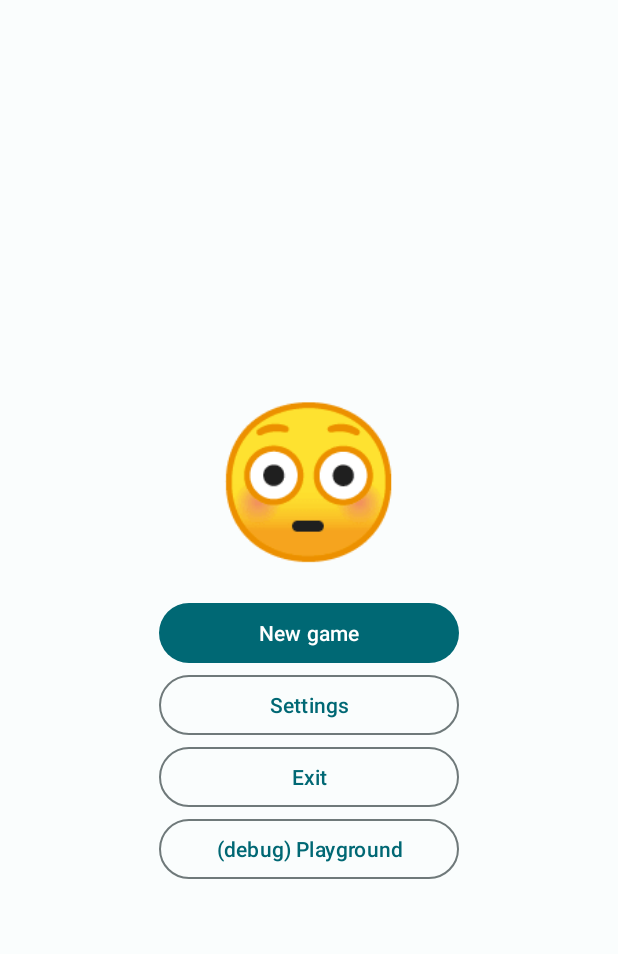
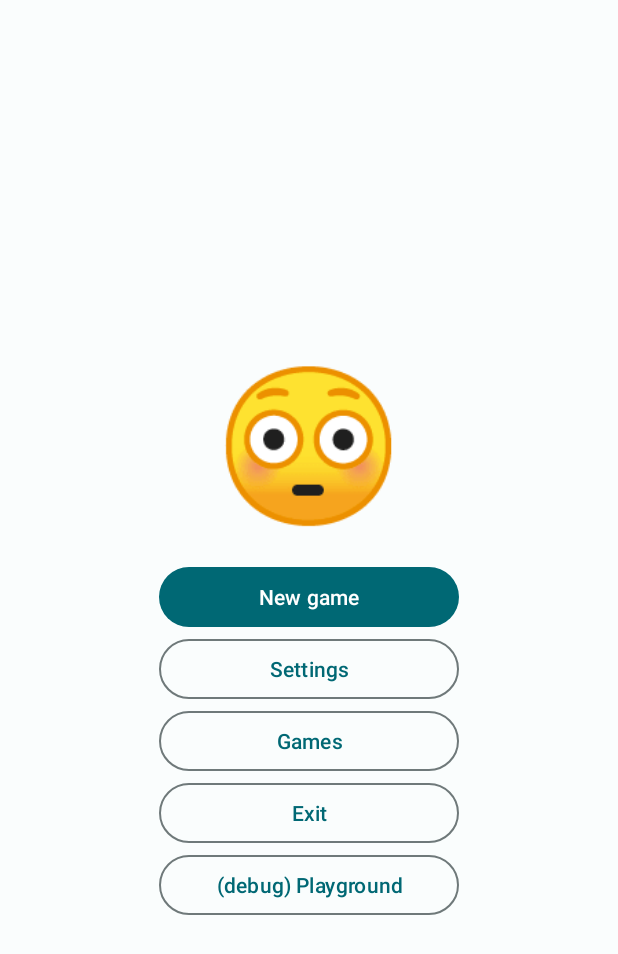
Before and after one commit to idutvuk/GoMaf, an Android app: the screen it shows after launch (MainActivity), on a phone screen of 412 x 824 dp. Shown: the top 954 px of the screen. Run offline under Robolectric (Android 15) with nearby library versions, the phone set to English and light mode, and no system bars.

Commit message:
Games Viewer Fragment, test contents created

```diff
--- a/app/build.gradle.kts
+++ b/app/build.gradle.kts
@@ -54,6 +54,7 @@ dependencies {
     implementation(libs.legacy.support.v4)
     implementation(libs.lifecycle.livedata.ktx)
     implementation(libs.lifecycle.viewmodel.ktx)
+    implementation(libs.recyclerview)
     testImplementation(libs.junit)
     androidTestImplementation(libs.androidx.test.ext.junit)
     androidTestImplementation(libs.espresso.core)
--- a/app/src/main/java/com/idutvuk/go_maf/ui/mainmenu/MainMenuFragment.kt
+++ b/app/src/main/java/com/idutvuk/go_maf/ui/mainmenu/MainMenuFragment.kt
@@ -9,23 +9,38 @@ import androidx.lifecycle.ViewModelProvider
 import androidx.navigation.NavController
 
 import androidx.navigation.fragment.findNavController
+import com.idutvuk.go_maf.R
 
 
 import com.idutvuk.go_maf.databinding.FragmentMainMenuBinding
 
 
 class MainMenuFragment : Fragment() {
-    private lateinit var viewModel: MainMenuFragmentViewModel
     private lateinit var b: FragmentMainMenuBinding
     private lateinit var navController: NavController
 
     override fun onCreateView(
         inflater: LayoutInflater, container: ViewGroup?, savedInstanceState: Bundle?
     ): View {
-        viewModel = ViewModelProvider(this)[MainMenuFragmentViewModel::class.java]
         b = FragmentMainMenuBinding.inflate(layoutInflater)
         navController = findNavController()
-        viewModel.initViews(b,navController)
+        b.btnNewGame.setOnClickListener {
+            navController.navigate(R.id.action_mainMenuFragment_to_gameFragment)
+        }
+        b.btnSavedGames.setOnClickListener {
+            navController.navigate(R.id.action_mainMenuFragment_to_gamesViewerFragment)
+        }
+        b.btnSettings.setOnClickListener {
+            navController.navigate(R.id.action_mainMenuFragment_to_settingsFragment)
+        }
+
+        b.btnExitApp.setOnClickListener {
+            TODO("Not yet implemented")
+        }
+
+        b.btnDPlayground.setOnClickListener {
+            navController.navigate(R.id.action_mainMenuFragment_to_debugFragment)
+        }
 
         return b.root
     }
--- a/app/src/main/java/com/idutvuk/go_maf/ui/mainmenu/MainMenuFragmentViewModel.kt
+++ /dev/null
@@ -1,34 +0,0 @@
-package com.idutvuk.go_maf.ui.mainmenu
-
-import androidx.lifecycle.ViewModel
-import com.idutvuk.go_maf.R
-
-import androidx.navigation.NavController
-
-
-import com.idutvuk.go_maf.databinding.FragmentMainMenuBinding
-
-class MainMenuFragmentViewModel: ViewModel() {
-    fun initViews(
-        b: FragmentMainMenuBinding,
-        n: NavController
-    ) {
-        b.btnNewGame.setOnClickListener {
-            n.navigate(R.id.action_mainMenuFragment_to_gameFragment)
-        }
-
-        b.btnSettings.setOnClickListener {
-            n.navigate(R.id.action_mainMenuFragment_to_settingsFragment)
-        }
-
-        b.btnExitApp.setOnClickListener {
-            TODO("Not yet implemented")
-        }
-
-        b.btnDPlayground.setOnClickListener {
-            n.navigate(R.id.action_mainMenuFragment_to_debugFragment)
-        }
-
-
-    }
-}
--- a/app/src/main/res/layout/fragment_main_menu.xml
+++ b/app/src/main/res/layout/fragment_main_menu.xml
@@ -25,6 +25,14 @@
         android:layout_width="200dp"
         android:layout_height="wrap_content"
         style="@style/Widget.Material3.Button.OutlinedButton"/>
+
+    <com.google.android.material.button.MaterialButton
+        android:id="@+id/btn_saved_games"
+        android:text="Games"
+        android:layout_width="200dp"
+        android:layout_height="wrap_content"
+        style="@style/Widget.Material3.Button.OutlinedButton"/>
+
     <com.google.android.material.button.MaterialButton
         android:id="@+id/btn_exit_app"
         android:text="Exit"
--- a/app/src/main/res/navigation/nav_graph.xml
+++ b/app/src/main/res/navigation/nav_graph.xml
@@ -17,20 +17,17 @@
             android:id="@+id/action_mainMenuFragment_to_settingsFragment"
             app:destination="@id/settingsFragment" />
         <action
-            android:id="@+id/action_mainMenuFragment_to_placeholder"
-            app:destination="@id/tournamentPlaceholder" />
-        <action
             android:id="@+id/action_mainMenuFragment_to_settingsFragment2"
             app:destination="@id/settingsFragment" />
-        <action
-            android:id="@+id/action_mainMenuFragment_to_tutorialPlaceholder"
-            app:destination="@id/tutorialPlaceholder" />
         <action
             android:id="@+id/action_mainMenuFragment_to_settingsFragment3"
             app:destination="@id/settingsFragment" />
         <action
             android:id="@+id/action_mainMenuFragment_to_debugFragment"
             app:destination="@id/debugFragment" />
+        <action
+            android:id="@+id/action_mainMenuFragment_to_gamesViewerFragment"
+            app:destination="@id/gamesViewerFragment" />
     </fragment>
     <fragment
         android:id="@+id/gameFragment"
@@ -41,11 +38,14 @@
         android:id="@+id/settingsFragment"
         android:name="com.idutvuk.go_maf.ui.settings.SettingsFragment"
         android:label="SettingsFragment" />
-    <fragment android:id="@+id/tournamentPlaceholder" />
-    <fragment android:id="@+id/tutorialPlaceholder" />
     <fragment
         android:id="@+id/debugFragment"
         android:name="com.idutvuk.go_maf.ui.debug.DebugFragment"
         android:label="fragment_debug"
         tools:layout="@layout/fragment_debug" />
+    <fragment
+        android:id="@+id/gamesViewerFragment"
+        android:name="com.idutvuk.go_maf.ui.gameslist.GamesViewerFragment"
+        android:label="fragment_games_viewer_list"
+        tools:layout="@layout/fragment_games_viewer_list" />
 </navigation>
--- a/app/src/main/res/values/dimens.xml
+++ b/app/src/main/res/values/dimens.xml
@@ -1,4 +1,5 @@
 <?xml version="1.0" encoding="utf-8"?>
 <resources>
     <dimen name="button_size">60dp</dimen>
+    <dimen name="text_margin">16dp</dimen>
 </resources>
--- a/gradle/libs.versions.toml
+++ b/gradle/libs.versions.toml
@@ -17,6 +17,7 @@ lifecycle-viewmodel-ktx = "2.6.1"
 rxandroid = "2.x.y"
 rxjava = "3.1.1"
 truth = "1.1.3"
+recyclerview = "1.3.0"
 
 [libraries]
 androidx-navigation-fragment-ktx-2_3_0 = { module = "androidx.navigation:navigation-fragment-ktx", version.ref = "navigation-fragment-ktx" }
@@ -37,6 +38,7 @@ lifecycle-viewmodel-ktx = { group = "androidx.lifecycle", name = "lifecycle-view
 rxandroid = { module = "io.reactivex.rxjava2:rxandroid", version.ref = "rxandroid" }
 rxjava = { module = "io.reactivex.rxjava3:rxjava", version.ref = "rxjava" }
 truth = { module = "com.google.truth:truth", version.ref = "truth" }
+recyclerview = { group = "androidx.recyclerview", name = "recyclerview", version.ref = "recyclerview" }
 
 [plugins]
 com-android-application = { id = "com.android.application", version.ref = "com-android-application" }
```
Also changed, not shown: app/src/main/java/com/idutvuk/go_maf/ui/gameslist/GamesRecyclerViewAdapter.kt (added, +51 -0 lines), app/src/main/java/com/idutvuk/go_maf/ui/gameslist/GamesViewerFragment.kt (added, +27 -0 lines), app/src/main/java/com/idutvuk/go_maf/ui/gameslist/placeholder/PlaceholderContent.kt (added, +57 -0 lines), app/src/main/res/layout/fragment_games_viewer_list.xml (added, +17 -0 lines), app/src/main/res/layout/game_card.xml (added, +69 -0 lines).
